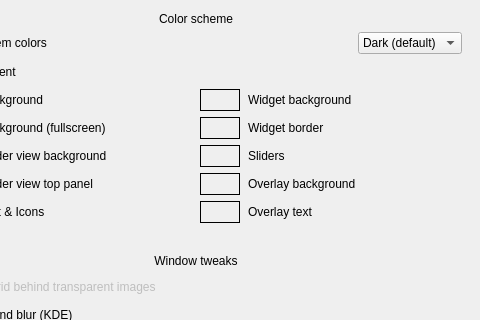
Above: qimgv/gui/dialogs/settingsdialog.ui from do-i/thumbgrid before the change; both pictures show x 260 to 740 and y 0 to 320 of the 740 by 680 pixel window. Below: the same form after it.
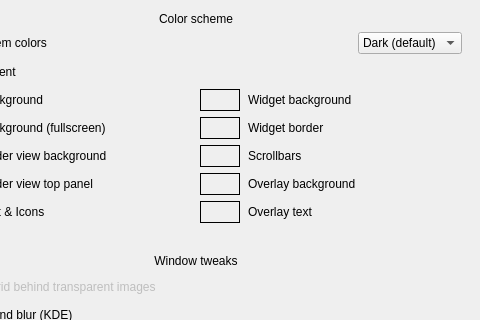
That is the form after the change. Custom widgets are drawn as their Qt base class.

Commit message: fix slider contrast; tweak default accent color; remove button_border

The edit to the form file:
```diff
--- a/qimgv/gui/dialogs/settingsdialog.ui
+++ b/qimgv/gui/dialogs/settingsdialog.ui
@@ -2199,7 +2199,7 @@
                      <item row="3" column="3">
                       <widget class="QLabel" name="label_32">
                        <property name="text">
-                        <string>Sliders</string>
+                        <string>Scrollbars</string>
                        </property>
                       </widget>
                      </item>
```
Left out of the diff: 2 changed lines with no effect on the pictures. The commit also changes 6 other files.
